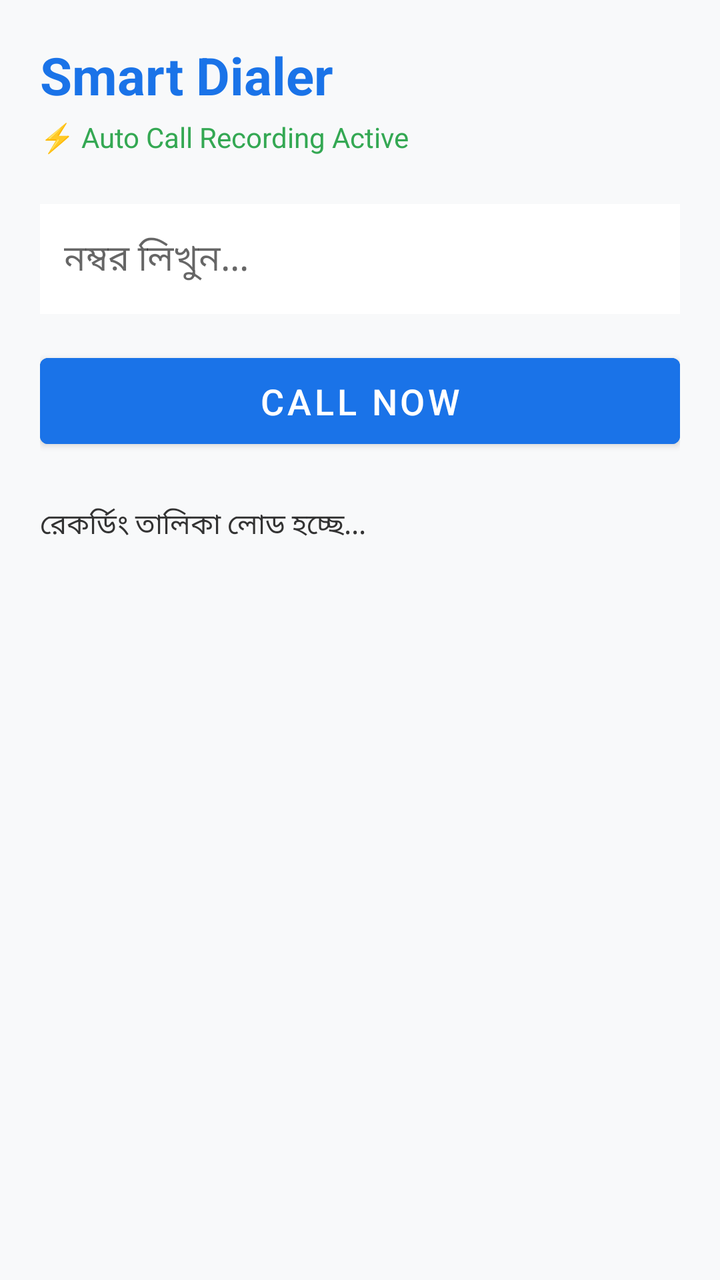
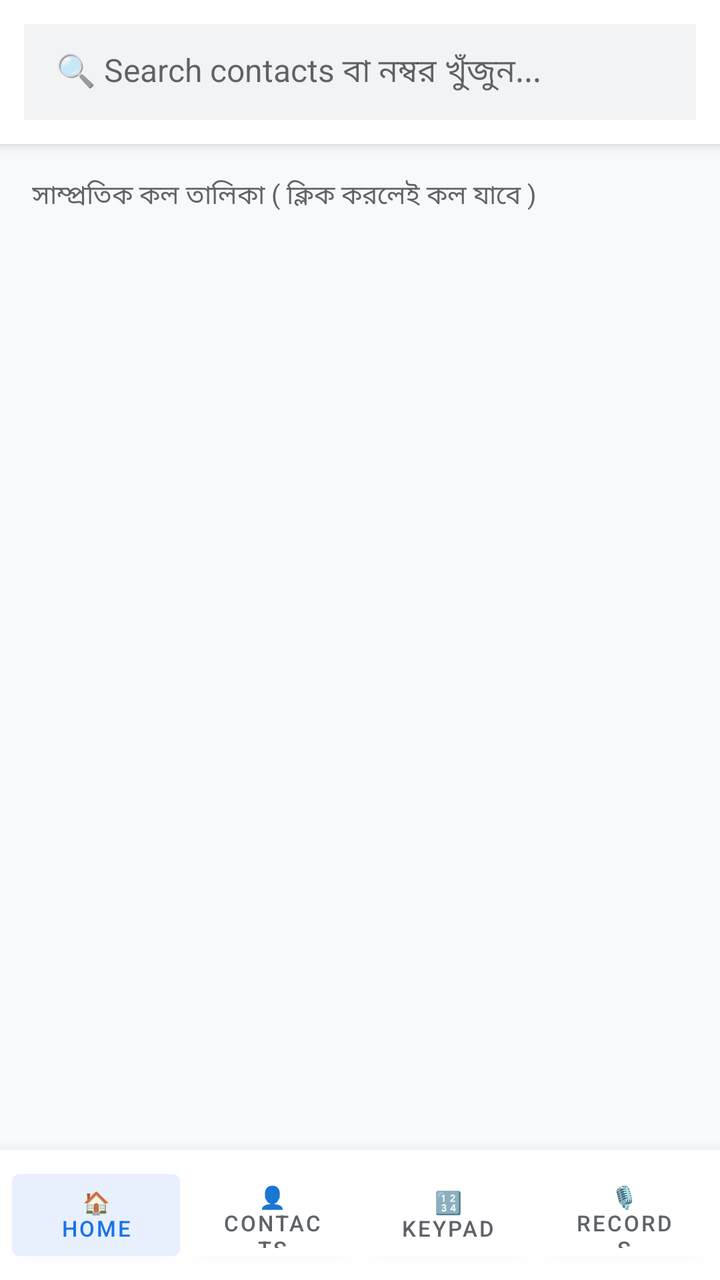

Compare the two renders of this Android layout. The source of the first and the diff that turns it into the second are given below.
<!-- AndroidManifest.xml: application theme Theme.MaterialComponents.Light.NoActionBar -->
<!-- res/layout/activity_main.xml -->
<?xml version="1.0" encoding="utf-8"?>
<LinearLayout xmlns:android="http://schemas.android.com/apk/res/android"
    android:layout_width="match_parent"
    android:layout_height="match_parent"
    android:orientation="vertical"
    android:padding="20dp"
    android:background="#F8F9FA">

    <TextView
        android:layout_width="match_parent"
        android:layout_height="wrap_content"
        android:text="Smart Dialer"
        android:textSize="26sp"
        android:textStyle="bold"
        android:textColor="#1A73E8"
        android:layout_marginBottom="4dp"/>

    <TextView
        android:layout_width="match_parent"
        android:layout_height="wrap_content"
        android:text="⚡ Auto Call Recording Active"
        android:textSize="14sp"
        android:textColor="#34A853"
        android:layout_marginBottom="24dp"/>

    <EditText
        android:id="@+id/etNumber"
        android:layout_width="match_parent"
        android:layout_height="55dp"
        android:hint="নম্বর লিখুন..."
        android:inputType="phone"
        android:background="#FFFFFF"
        android:padding="12dp"
        android:textSize="18sp"
        android:layout_marginBottom="16dp"/>

    <Button
        android:id="@+id/btnCall"
        android:layout_width="match_parent"
        android:layout_height="55dp"
        android:text="Call Now"
        android:textSize="18sp"
        android:backgroundTint="#1A73E8"
        android:layout_marginBottom="24dp"/>

    <ScrollView
        android:layout_width="match_parent"
        android:layout_height="match_parent">
        <TextView
            android:id="@+id/tvRecordings"
            android:layout_width="match_parent"
            android:layout_height="wrap_content"
            android:text="রেকর্ডিং তালিকা লোড হচ্ছে..."
            android:textColor="#333333"
            android:textSize="14sp"/>
    </ScrollView>

</LinearLayout>
<!-- resources referenced by this layout -->
<resources>

</resources>

<!-- the commit's change to res/layout/activity_main.xml (unified diff, before → after) -->
@@ -1,58 +1,332 @@
 <?xml version="1.0" encoding="utf-8"?>
-<LinearLayout xmlns:android="http://schemas.android.com/apk/res/android"
+<FrameLayout xmlns:android="http://schemas.android.com/apk/res/android"
     android:layout_width="match_parent"
     android:layout_height="match_parent"
-    android:orientation="vertical"
-    android:padding="20dp"
     android:background="#F8F9FA">
 
-    <TextView
+    
+    <LinearLayout
         android:layout_width="match_parent"
-        android:layout_height="wrap_content"
-        android:text="Smart Dialer"
-        android:textSize="26sp"
-        android:textStyle="bold"
-        android:textColor="#1A73E8"
-        android:layout_marginBottom="4dp"/>
-
-    <TextView
+        android:layout_height="match_parent"
+        android:orientation="vertical">
+
+        
+        <LinearLayout
+            android:layout_width="match_parent"
+            android:layout_height="wrap_content"
+            android:padding="12dp"
+            android:background="#FFFFFF"
+            android:elevation="4dp">
+
+            <EditText
+                android:id="@+id/etSearch"
+                android:layout_width="match_parent"
+                android:layout_height="48dp"
+                android:hint="🔍 Search contacts বা নম্বর খুঁজুন..."
+                android:background="#F1F3F4"
+                android:paddingStart="16dp"
+                android:paddingEnd="16dp"
+                android:singleLine="true"
+                android:textSize="16sp"
+                android:textColor="#202124" />
+        </LinearLayout>
+
+        
+        <FrameLayout
+            android:layout_width="match_parent"
+            android:layout_height="0dp"
+            android:layout_weight="1">
+
+            
+            <LinearLayout
+                android:id="@+id/layoutRecents"
+                android:layout_width="match_parent"
+                android:layout_height="match_parent"
+                android:orientation="vertical"
+                android:padding="8dp">
+
+                <TextView
+                    android:layout_width="match_parent"
+                    android:layout_height="wrap_content"
+                    android:text="সাম্প্রতিক কল তালিকা ( ক্লিক করলেই কল যাবে )"
+                    android:textSize="13sp"
+                    android:textColor="#5F6368"
+                    android:padding="8dp" />
+
+                <ListView
+                    android:id="@+id/listRecents"
+                    android:layout_width="match_parent"
+                    android:layout_height="match_parent"
+                    android:divider="#E0E0E0"
+                    android:dividerHeight="1dp" />
+            </LinearLayout>
+
+            
+            <LinearLayout
+                android:id="@+id/layoutContacts"
+                android:layout_width="match_parent"
+                android:layout_height="match_parent"
+                android:orientation="vertical"
+                android:padding="8dp"
+                android:visibility="gone">
+
+                <TextView
+                    android:layout_width="match_parent"
+                    android:layout_height="wrap_content"
+                    android:text="সকল কন্টাক্ট ( ক্লিক করলেই কল যাবে )"
+                    android:textSize="13sp"
+                    android:textColor="#5F6368"
+                    android:padding="8dp" />
+
+                <ListView
+                    android:id="@+id/listContacts"
+                    android:layout_width="match_parent"
+                    android:layout_height="match_parent"
+                    android:divider="#E0E0E0"
+                    android:dividerHeight="1dp" />
+            </LinearLayout>
+
+            
+            <LinearLayout
+                android:id="@+id/layoutKeypad"
+                android:layout_width="match_parent"
+                android:layout_height="match_parent"
+                android:orientation="vertical"
+                android:gravity="bottom"
+                android:padding="16dp"
+                android:background="#FFFFFF"
+                android:visibility="gone">
+
+                <LinearLayout
+                    android:layout_width="match_parent"
+                    android:layout_height="wrap_content"
+                    android:orientation="horizontal"
+                    android:gravity="center_vertical"
+                    android:layout_marginBottom="16dp">
+
+                    <TextView
+                        android:id="@+id/tvDialNumber"
+                        android:layout_width="0dp"
+                        android:layout_height="60dp"
+                        android:layout_weight="1"
+                        android:gravity="center"
+                        android:textSize="30sp"
+                        android:textStyle="bold"
+                        android:textColor="#202124"
+                        android:hint="নম্বর তুলুন" />
+
+                    <Button
+                        android:id="@+id/btnBackspace"
+                        android:layout_width="60dp"
+                        android:layout_height="50dp"
+                        android:text="⌫"
+                        android:textSize="20sp"
+                        android:backgroundTint="#E8EAED"
+                        android:textColor="#202124" />
+                </LinearLayout>
+
+                
+                <LinearLayout android:layout_width="match_parent" android:layout_height="wrap_content" android:orientation="horizontal">
+                    <Button android:id="@+id/btn1" android:layout_width="0dp" android:layout_height="64dp" android:layout_weight="1" android:layout_margin="4dp" android:text="1" android:textSize="24sp" android:backgroundTint="#F1F3F4" android:textColor="#202124"/>
+                    <Button android:id="@+id/btn2" android:layout_width="0dp" android:layout_height="64dp" android:layout_weight="1" android:layout_margin="4dp" android:text="2" android:textSize="24sp" android:backgroundTint="#F1F3F4" android:textColor="#202124"/>
+                    <Button android:id="@+id/btn3" android:layout_width="0dp" android:layout_height="64dp" android:layout_weight="1" android:layout_margin="4dp" android:text="3" android:textSize="24sp" android:backgroundTint="#F1F3F4" android:textColor="#202124"/>
+                </LinearLayout>
+
+                
+                <LinearLayout android:layout_width="match_parent" android:layout_height="wrap_content" android:orientation="horizontal">
+                    <Button android:id="@+id/btn4" android:layout_width="0dp" android:layout_height="64dp" android:layout_weight="1" android:layout_margin="4dp" android:text="4" android:textSize="24sp" android:backgroundTint="#F1F3F4" android:textColor="#202124"/>
+                    <Button android:id="@+id/btn5" android:layout_width="0dp" android:layout_height="64dp" android:layout_weight="1" android:layout_margin="4dp" android:text="5" android:textSize="24sp" android:backgroundTint="#F1F3F4" android:textColor="#202124"/>
+                    <Button android:id="@+id/btn6" android:layout_width="0dp" android:layout_height="64dp" android:layout_weight="1" android:layout_margin="4dp" android:text="6" android:textSize="24sp" android:backgroundTint="#F1F3F4" android:textColor="#202124"/>
+                </LinearLayout>
+
+                
+                <LinearLayout android:layout_width="match_parent" android:layout_height="wrap_content" android:orientation="horizontal">
+                    <Button android:id="@+id/btn7" android:layout_width="0dp" android:layout_height="64dp" android:layout_weight="1" android:layout_margin="4dp" android:text="7" android:textSize="24sp" android:backgroundTint="#F1F3F4" android:textColor="#202124"/>
+                    <Button android:id="@+id/btn8" android:layout_width="0dp" android:layout_height="64dp" android:layout_weight="1" android:layout_margin="4dp" android:text="8" android:textSize="24sp" android:backgroundTint="#F1F3F4" android:textColor="#202124"/>
+                    <Button android:id="@+id/btn9" android:layout_width="0dp" android:layout_height="64dp" android:layout_weight="1" android:layout_margin="4dp" android:text="9" android:textSize="24sp" android:backgroundTint="#F1F3F4" android:textColor="#202124"/>
+                </LinearLayout>
+
+                
+                <LinearLayout android:layout_width="match_parent" android:layout_height="wrap_content" android:orientation="horizontal">
+                    <Button android:id="@+id/btnStar" android:layout_width="0dp" android:layout_height="64dp" android:layout_weight="1" android:layout_margin="4dp" android:text="*" android:textSize="24sp" android:backgroundTint="#F1F3F4" android:textColor="#202124"/>
+                    <Button android:id="@+id/btn0" android:layout_width="0dp" android:layout_height="64dp" android:layout_weight="1" android:layout_margin="4dp" android:text="0" android:textSize="24sp" android:backgroundTint="#F1F3F4" android:textColor="#202124"/>
+                    <Button android:id="@+id/btnHash" android:layout_width="0dp" android:layout_height="64dp" android:layout_weight="1" android:layout_margin="4dp" android:text="#" android:textSize="24sp" android:backgroundTint="#F1F3F4" android:textColor="#202124"/>
+                </LinearLayout>
+
+                <Button
+                    android:id="@+id/btnCall"
+                    android:layout_width="match_parent"
+                    android:layout_height="60dp"
+                    android:layout_marginTop="12dp"
+                    android:text="📞 Call Now"
+                    android:textSize="20sp"
+                    android:textColor="#FFFFFF"
+                    android:backgroundTint="#1A73E8" />
+            </LinearLayout>
+
+            
+            <LinearLayout
+                android:id="@+id/layoutRecordings"
+                android:layout_width="match_parent"
+                android:layout_height="match_parent"
+                android:orientation="vertical"
+                android:padding="8dp"
+                android:visibility="gone">
+
+                <TextView
+                    android:layout_width="match_parent"
+                    android:layout_height="wrap_content"
+                    android:text="⚡ অটো কল রেকর্ডিং তালিকা (ক্লিক করলে বাজবে)"
+                    android:textSize="14sp"
+                    android:textStyle="bold"
+                    android:textColor="#34A853"
+                    android:padding="8dp" />
+
+                <ListView
+                    android:id="@+id/listRecordings"
+                    android:layout_width="match_parent"
+                    android:layout_height="match_parent"
+                    android:divider="#E0E0E0"
+                    android:dividerHeight="1dp" />
+            </LinearLayout>
+
+        </FrameLayout>
+
+        
+        <LinearLayout
+            android:layout_width="match_parent"
+            android:layout_height="65dp"
+            android:orientation="horizontal"
+            android:background="#FFFFFF"
+            android:elevation="12dp"
+            android:padding="4dp">
+
+            <Button
+                android:id="@+id/tabRecents"
+                android:layout_width="0dp"
+                android:layout_height="match_parent"
+                android:layout_weight="1"
+                android:layout_margin="2dp"
+                android:text="🏠\nHome"
+                android:textSize="11sp"
+                android:backgroundTint="#E8F0FE"
+                android:textColor="#1A73E8" />
+
+            <Button
+                android:id="@+id/tabContacts"
+                android:layout_width="0dp"
+                android:layout_height="match_parent"
+                android:layout_weight="1"
+                android:layout_margin="2dp"
+                android:text="👤\nContacts"
+                android:textSize="11sp"
+                android:backgroundTint="#FFFFFF"
+                android:textColor="#5F6368" />
+
+            <Button
+                android:id="@+id/tabKeypad"
+                android:layout_width="0dp"
+                android:layout_height="match_parent"
+                android:layout_weight="1"
+                android:layout_margin="2dp"
+                android:text="🔢\nKeypad"
+                android:textSize="11sp"
+                android:backgroundTint="#FFFFFF"
+                android:textColor="#5F6368" />
+
+            <Button
+                android:id="@+id/tabRecordings"
+                android:layout_width="0dp"
+                android:layout_height="match_parent"
+                android:layout_weight="1"
+                android:layout_margin="2dp"
+                android:text="🎙️\nRecords"
+                android:textSize="11sp"
+                android:backgroundTint="#FFFFFF"
+                android:textColor="#5F6368" />
+        </LinearLayout>
+
+    </LinearLayout>
+
+    
+    <LinearLayout
+        android:id="@+id/layoutInCall"
         android:layout_width="match_parent"
-        android:layout_height="wrap_content"
-        android:text="⚡ Auto Call Recording Active"
-        android:textSize="14sp"
-        android:textColor="#34A853"
-        android:layout_marginBottom="24dp"/>
-
-    <EditText
-        android:id="@+id/etNumber"
-        android:layout_width="match_parent"
-        android:layout_height="55dp"
-        android:hint="নম্বর লিখুন..."
-        android:inputType="phone"
-        android:background="#FFFFFF"
-        android:padding="12dp"
-        android:textSize="18sp"
-        android:layout_marginBottom="16dp"/>
-
-    <Button
-        android:id="@+id/btnCall"
-        android:layout_width="match_parent"
-        android:layout_height="55dp"
-        android:text="Call Now"
-        android:textSize="18sp"
-        android:backgroundTint="#1A73E8"
-        android:layout_marginBottom="24dp"/>
-
-    <ScrollView
-        android:layout_width="match_parent"
-        android:layout_height="match_parent">
+        android:layout_height="match_parent"
+        android:orientation="vertical"
+        android:gravity="center"
+        android:padding="24dp"
+        android:background="#1E293B"
+        android:visibility="gone">
+
         <TextView
-            android:id="@+id/tvRecordings"
+            android:id="@+id/tvCallStatus"
+            android:layout_width="wrap_content"
+            android:layout_height="wrap_content"
+            android:text="কল আসছে..."
+            android:textSize="20sp"
+            android:textColor="#38BDF8"
+            android:layout_marginBottom="12dp" />
+
+        <TextView
+            android:id="@+id/tvCallerNumber"
+            android:layout_width="wrap_content"
+            android:layout_height="wrap_content"
+            android:text="01XXXXXXXXX"
+            android:textSize="32sp"
+            android:textStyle="bold"
+            android:textColor="#FFFFFF"
+            android:layout_marginBottom="16dp" />
+
+        <TextView
+            android:id="@+id/tvRecStatus"
+            android:layout_width="wrap_content"
+            android:layout_height="wrap_content"
+            android:text="🔴 অটো কল রেকর্ডিং সক্রিয়"
+            android:textSize="15sp"
+            android:textColor="#4ADE80"
+            android:layout_marginBottom="60dp" />
+
+        <LinearLayout
             android:layout_width="match_parent"
             android:layout_height="wrap_content"
-            android:text="রেকর্ডিং তালিকা লোড হচ্ছে..."
-            android:textColor="#333333"
-            android:textSize="14sp"/>
-    </ScrollView>
-
-</LinearLayout>
+            android:orientation="horizontal"
+            android:gravity="center">
+
+            <Button
+                android:id="@+id/btnAnswerCall"
+                android:layout_width="0dp"
+                android:layout_height="64dp"
+                android:layout_weight="1"
+                android:layout_margin="6dp"
+                android:text="📞 রিসিভ"
+                android:textSize="16sp"
+                android:textColor="#FFFFFF"
+                android:backgroundTint="#22C55E" />
+
+            <Button
+                android:id="@+id/btnSpeaker"
+                android:layout_width="0dp"
+                android:layout_height="64dp"
+                android:layout_weight="1"
+                android:layout_margin="6dp"
+                android:text="🔊 স্পিকার"
+                android:textSize="16sp"
+                android:textColor="#FFFFFF"
+                android:backgroundTint="#475569" />
+
+            <Button
+                android:id="@+id/btnEndCall"
+                android:layout_width="0dp"
+                android:layout_height="64dp"
+                android:layout_weight="1"
+                android:layout_margin="6dp"
+                android:text="❌ কেটে দিন"
+                android:textSize="16sp"
+                android:textColor="#FFFFFF"
+                android:backgroundTint="#EF4444" />
+        </LinearLayout>
+
+    </LinearLayout>
+
+</FrameLayout>
